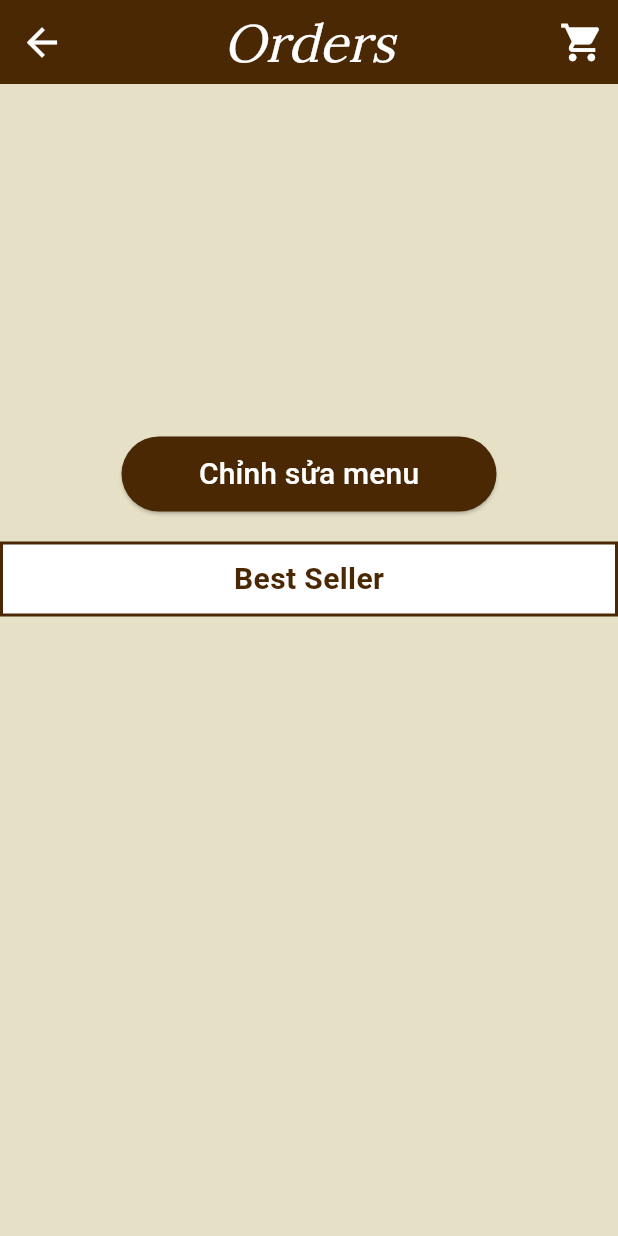
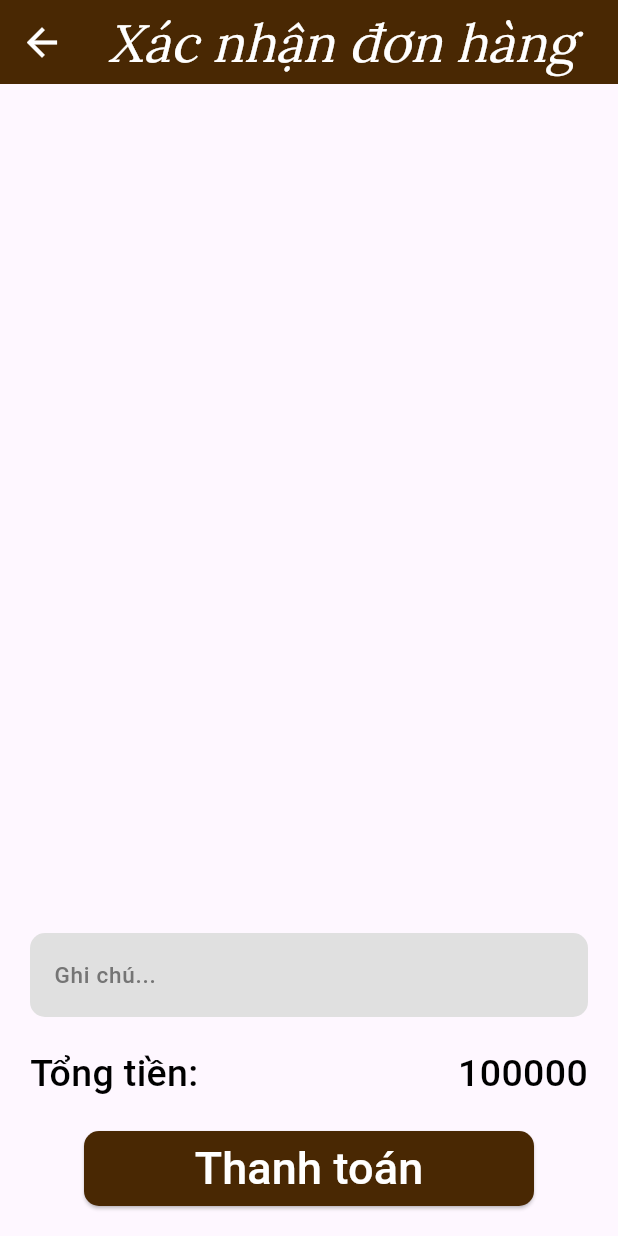
Before and after one commit to mtrine/Coffee-management, a Flutter app: the OptionOrderPage screen opened directly with empty values, after a tap on the "shopping cart" icon, on a phone screen of 412 x 824 dp. Run offline on Flutter 3.47's test engine with Material 3 defaults, Android fonts, the phone set to English and light mode, and no system bars; our stand-ins replace cloud_firestore, firebase_core, get; accounts and stored records are empty; Roboto replaces fonts that are missing (Primary Family, Second Family, Secondary Family).

Commit message:
Checkout Page

```diff
--- a/lib/src/modules/cartPage/cart_page.dart
+++ b/lib/src/modules/cartPage/cart_page.dart
@@ -0,0 +1,44 @@
+import 'package:flutter/material.dart';
+import 'package:qlqn/src/modules/cartPage/components/card_order_item.dart';
+import '../../models/staff.dart';
+import '../../models/product.dart';
+import 'components/note_total_checkout.dart';
+
+class CartPage extends StatelessWidget {
+  CartPage({Key? key,required this.staff,required this.listOrderItem}) : super(key: key);
+  List<Product> listOrderItem ;
+  Staff staff;
+  @override
+  Widget build(BuildContext context) {
+    return Scaffold(
+      appBar: AppBar(
+        backgroundColor: const Color(0xFF492803),
+        title: const Text(
+          'Xác nhận đơn hàng',
+          style: TextStyle(
+            color: Colors.white,
+            fontSize: 35.0,
+            fontWeight: FontWeight.w500,
+            fontStyle: FontStyle.italic,
+            fontFamily: 'Lora',
+          ),
+        ),
+        centerTitle: true,
+        iconTheme: const IconThemeData(color: Colors.white, size: 30),
+      ),
+      body: SafeArea(
+        child: Column(
+          children: [
+            Expanded(
+              child: ListView(
+                shrinkWrap: true,
+                children: listOrderItem.map((e) => CardItemOder(product: e)).toList(),
+              ),
+            ),
+            NoteTotalCheckOut(),
+          ],
+        ),
+      ),
+    );
+  }
+}
--- /dev/null
+++ b/lib/src/modules/cartPage/components/note_total_checkout.dart
@@ -0,0 +1,79 @@
+import 'package:flutter/material.dart';
+class NoteTotalCheckOut extends StatelessWidget {
+  NoteTotalCheckOut({
+    super.key,
+  });
+  @override
+  Widget build(BuildContext context) {
+    return Padding(
+      padding: const EdgeInsets.all(20),
+      child: Column(
+        children: [
+          TextField(
+            decoration: InputDecoration(
+              filled: true,
+              fillColor: Colors.grey[300],
+              hintText: 'Ghi chú...',
+              hintStyle:  TextStyle(
+                color: Colors.grey[600],
+                fontSize: 15,
+                fontFamily: 'Primary Family',
+                fontWeight: FontWeight.w500,
+              ),
+              border: OutlineInputBorder(
+                  borderRadius: BorderRadius.circular(10),
+                  borderSide: BorderSide.none
+              ),
+            ),
+          ),
+          SizedBox(height: 20,),
+          Container(
+            child: Row(
+              mainAxisAlignment: MainAxisAlignment.spaceBetween,
+              children: [
+                Text(
+                  'Tổng tiền: ',
+                  style: const TextStyle(
+                    color: Colors.black,
+                    fontSize: 25,
+                    fontFamily: 'Secondary Family',
+                    fontWeight: FontWeight.w500,
+                  ),
+                ),
+                Text(
+                  '100000',
+                  style: const TextStyle(
+                    color: Colors.black,
+                    fontSize: 25,
+                    fontFamily: 'Secondary Family',
+                    fontWeight: FontWeight.w500,
+                  ),
+                ),
+              ],
+            ),
+          ),
+          SizedBox(height: 20,),
+          ElevatedButton(
+              onPressed: (){},
+              child: Text(
+                  'Thanh toán',
+                  style: TextStyle(
+                      color:Colors.white,
+                      fontSize: 30,
+                      fontWeight: FontWeight.w500,
+                      fontFamily: 'Secondary Family'
+                  )
+              ),
+              style: ElevatedButton.styleFrom(
+                backgroundColor: const Color(0xFF492803),
+                fixedSize: Size(300, 50),
+                shape: RoundedRectangleBorder(
+                  borderRadius: BorderRadius.circular(10),
+                ),
+              )
+          )
+        ],
+      ),
+    );
+  }
+}
--- a/lib/src/modules/logInAndSignUpPage/logInPage/login_page.dart
+++ b/lib/src/modules/logInAndSignUpPage/logInPage/login_page.dart
@@ -3,12 +3,13 @@ import 'package:get/get.dart';
 import 'package:qlqn/src/models/staff.dart';
 import '../../../dialog/loading_dialog.dart';
 import '../../../dialog/msg_dialog.dart';
+import '../../../models/product.dart';
 import '../../../my_app.dart';
 import '../../homePage/home_page.dart';
 
 class LogInPage extends StatefulWidget {
   LogInPage({Key? key}) : super(key: key);
-
+  List<Product> listProtuctOrder =[];
   @override
   _LogInPageState createState() => _LogInPageState();
 }
@@ -30,7 +31,7 @@ class _LogInPageState extends State<LogInPage> {
       if (staff != null) {
         authBloc.signIn(phone, password, () {
           LoadingDialog.hideLoadingDialog(context);
-          Get.to(() => HomePage(staff: staff));
+          Get.to(() => HomePage(staff: staff,listProtuctOrder:widget.listProtuctOrder ,));
         }, (msg) {
           LoadingDialog.hideLoadingDialog(context);
           MsgDialog.showMsgDialog(context, 'Sign-In', msg);
--- a/lib/src/modules/optionOrderPage/option_order_page.dart
+++ b/lib/src/modules/optionOrderPage/option_order_page.dart
@@ -1,14 +1,17 @@
 import 'package:cloud_firestore/cloud_firestore.dart';
 import 'package:flutter/material.dart';
 import 'package:qlqn/src/models/staff.dart';
+import 'package:qlqn/src/modules/cartPage/cart_page.dart';
 import 'package:qlqn/src/modules/orderDetail/order_detail_page.dart';
 import '../../models/category.dart';
+import '../../models/product.dart';
 import 'components/card_category.dart';
 import 'package:get/get.dart';
 
 class OptionOrderPage extends StatefulWidget {
-  OptionOrderPage({Key? key, required this.staff}) : super(key: key);
+  OptionOrderPage({Key? key, required this.staff,required this.listProtuctOrder}) : super(key: key);
   Staff staff;
+  List<Product> listProtuctOrder ;
   @override
   _OptionOrderPageState createState() => _OptionOrderPageState();
 }
@@ -28,7 +31,7 @@ class _OptionOrderPageState extends State<OptionOrderPage> {
           style: TextStyle(
             color: Colors.white,
             fontSize: 35.0,
-            fontWeight: FontWeight.w500,
+            fontWeight: FontWeight.w600,
             fontStyle: FontStyle.italic,
             fontFamily: 'Lora',
           ),
@@ -38,7 +41,9 @@ class _OptionOrderPageState extends State<OptionOrderPage> {
         actions: [
           IconButton(
             icon: const Icon(Icons.shopping_cart, color: Colors.white, size: 30),
-            onPressed: () {},
+            onPressed: () {
+              Get.to(CartPage(listOrderItem: widget.listProtuctOrder,staff: widget.staff));
+            },
           ),
         ],
       ),
@@ -66,7 +71,7 @@ class _OptionOrderPageState extends State<OptionOrderPage> {
                       );
                       return GestureDetector(
                           onTap: (){
-                            Get.to(OrderDeatilPage(categories: categories));
+                            Get.to(OrderDeatilPage(categories: categories,listProtuctOrder: widget.listProtuctOrder , ));
                           },
                           child: CardCategory(category: categories));
                     },
--- a/lib/src/modules/orderDetail/components/card_product.dart
+++ b/lib/src/modules/orderDetail/components/card_product.dart
@@ -5,8 +5,10 @@ class CardProduct extends StatelessWidget {
   CardProduct({
     super.key,
     required this.product,
+    required this.listProtuctOrder,
   });
   Product product;
+  List<Product> listProtuctOrder;
   @override
   Widget build(BuildContext context) {
 
@@ -81,7 +83,6 @@ class CardProduct extends StatelessWidget {
                   shape: RoundedRectangleBorder(
                     borderRadius: BorderRadius.only(
                       bottomRight: Radius.circular(10),
-
                     ),
                   ),
                 ),
@@ -91,7 +92,7 @@ class CardProduct extends StatelessWidget {
                   size: 20,
                 ),
                 onPressed: () {
-                  print('IconButton pressed ...');
+                  listProtuctOrder.add(product);
                 },
               ),
 
```
Also changed, not shown: lib/src/models/orderDetail.dart (+6 -6 lines), lib/src/modules/cartPage/components/card_order_item.dart (added, +71 -0 lines), lib/src/modules/cartPage/components/count_controller.dart (added, +63 -0 lines), lib/src/modules/homePage/home_page.dart (+4 -3 lines), lib/src/modules/orderDetail/components/list_product.dart (added, +35 -0 lines), lib/src/modules/orderDetail/order_detail_page.dart (+4 -23 lines).
